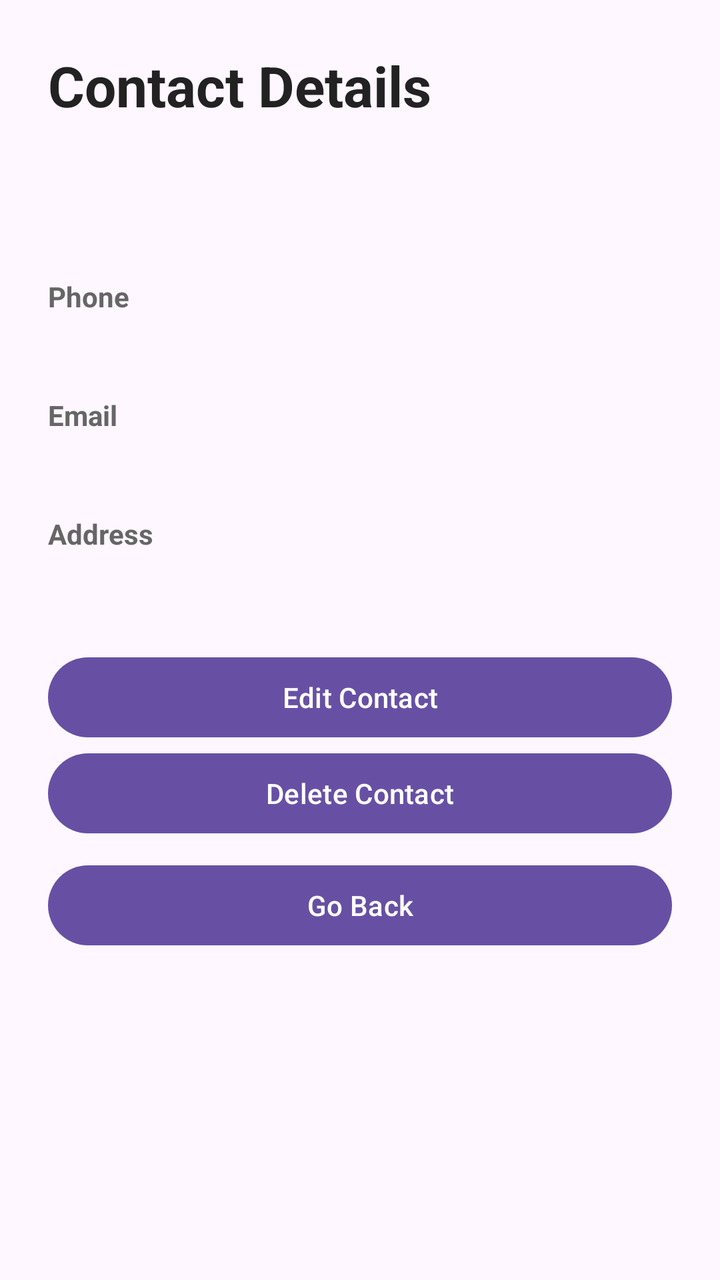
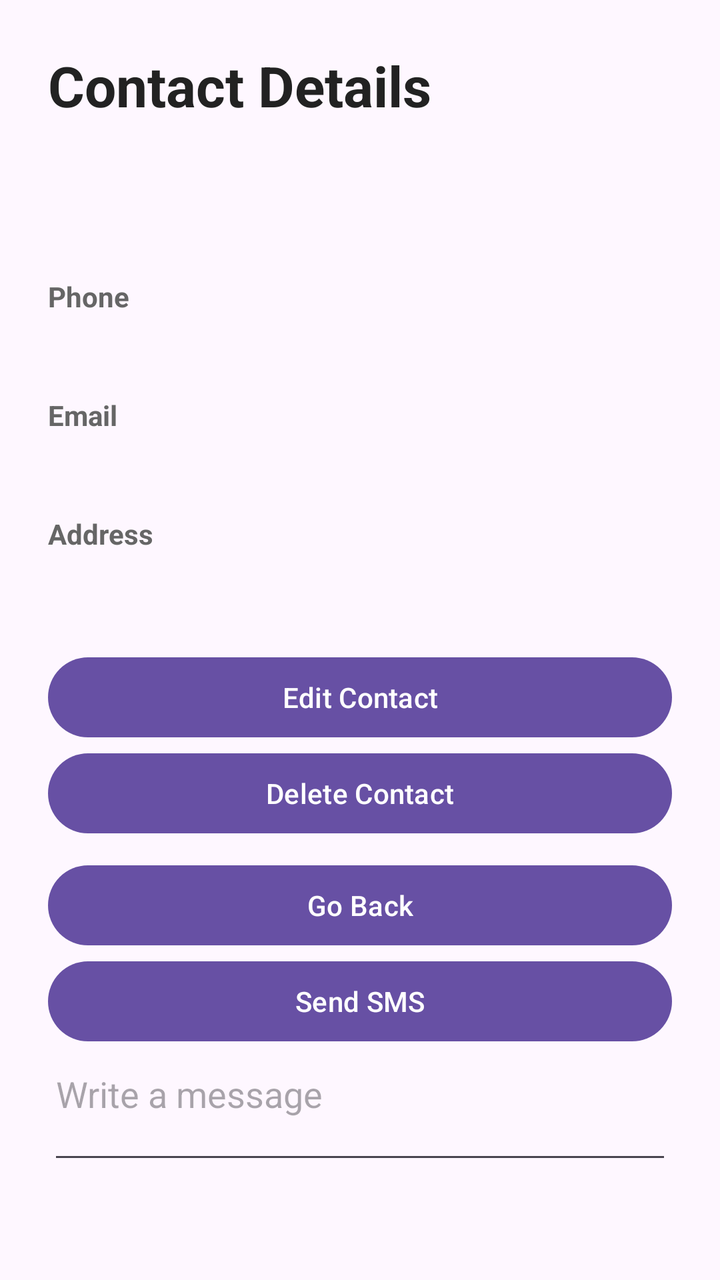

The first picture is an Android layout as it rendered before a commit; the second is the same layout after the commit. The layout source and the unified diff follow.
<!-- AndroidManifest.xml: application theme Theme.Ft_hangout -->
<!-- res/layout/activity_contact_details.xml -->
<?xml version="1.0" encoding="utf-8"?>
<ScrollView xmlns:android="http://schemas.android.com/apk/res/android"
    android:layout_width="match_parent"
    android:layout_height="match_parent"
    android:fillViewport="true">

    <LinearLayout
        android:id="@+id/detailsLayout"
        android:layout_width="match_parent"
        android:layout_height="wrap_content"
        android:orientation="vertical"
        android:padding="24dp">

        <TextView
            android:layout_width="match_parent"
            android:layout_height="wrap_content"
            android:text="Contact Details"
            android:textSize="28sp"
            android:textStyle="bold"
            android:textColor="#222222"
            android:paddingBottom="24dp" />

        <TextView
            android:id="@+id/detailName"
            android:layout_width="match_parent"
            android:layout_height="wrap_content"
            android:textSize="22sp"
            android:textStyle="bold"
            android:textColor="#222222"
            android:paddingBottom="24dp" />

        <TextView
            android:layout_width="match_parent"
            android:layout_height="wrap_content"
            android:text="Phone"
            android:textStyle="bold"
            android:textColor="#666666" />

        <TextView
            android:id="@+id/detailPhone"
            android:layout_width="match_parent"
            android:layout_height="wrap_content"
            android:textSize="18sp"
            android:textColor="#222222"
            android:paddingBottom="16dp" />

        <TextView
            android:layout_width="match_parent"
            android:layout_height="wrap_content"
            android:text="Email"
            android:textStyle="bold"
            android:textColor="#666666" />

        <TextView
            android:id="@+id/detailEmail"
            android:layout_width="match_parent"
            android:layout_height="wrap_content"
            android:textSize="18sp"
            android:textColor="#222222"
            android:paddingBottom="16dp" />

        <TextView
            android:layout_width="match_parent"
            android:layout_height="wrap_content"
            android:text="Address"
            android:textStyle="bold"
            android:textColor="#666666" />

        <TextView
            android:id="@+id/detailAddress"
            android:layout_width="match_parent"
            android:layout_height="wrap_content"
            android:textSize="18sp"
            android:textColor="#222222"
            android:paddingBottom="24dp" />

        <Button
            android:id="@+id/editContactButton"
            android:layout_width="match_parent"
            android:layout_height="wrap_content"
            android:text="Edit Contact" />

        <Button
            android:id="@+id/deleteContactButton"
            android:layout_width="match_parent"
            android:layout_height="wrap_content"
            android:text="Delete Contact" />
        <Button
            android:id="@+id/goBackButton"
            android:layout_width="match_parent"
            android:layout_height="wrap_content"
            android:text="Go Back"
            android:layout_marginTop="8dp" />

    </LinearLayout>
</ScrollView>
<!-- resources referenced by this layout -->
<resources>
  <style name="Theme.Ft_hangout" parent="Base.Theme.Ft_hangout" />
  <style name="Base.Theme.Ft_hangout" parent="Theme.Material3.DayNight.NoActionBar">
          
          
      </style>
</resources>

<!-- the commit's change to res/layout/activity_contact_details.xml (unified diff, before → after) -->
@@ -85,6 +85,7 @@
             android:layout_width="match_parent"
             android:layout_height="wrap_content"
             android:text="Delete Contact" />
+
         <Button
             android:id="@+id/goBackButton"
             android:layout_width="match_parent"
@@ -92,5 +93,22 @@
             android:text="Go Back"
             android:layout_marginTop="8dp" />
 
+        <Button
+            android:id="@+id/sendSmsButton"
+            android:layout_width="match_parent"
+            android:layout_height="wrap_content"
+            android:text="Send SMS" />
+
+        <EditText
+            android:id="@+id/smsMessageInput"
+            android:layout_width="match_parent"
+            android:layout_height="wrap_content"
+            android:hint="Write a message"
+            android:inputType="textMultiLine|textCapSentences"
+            android:minLines="2"
+            android:gravity="top|start" />
+
+
+
     </LinearLayout>
 </ScrollView>
